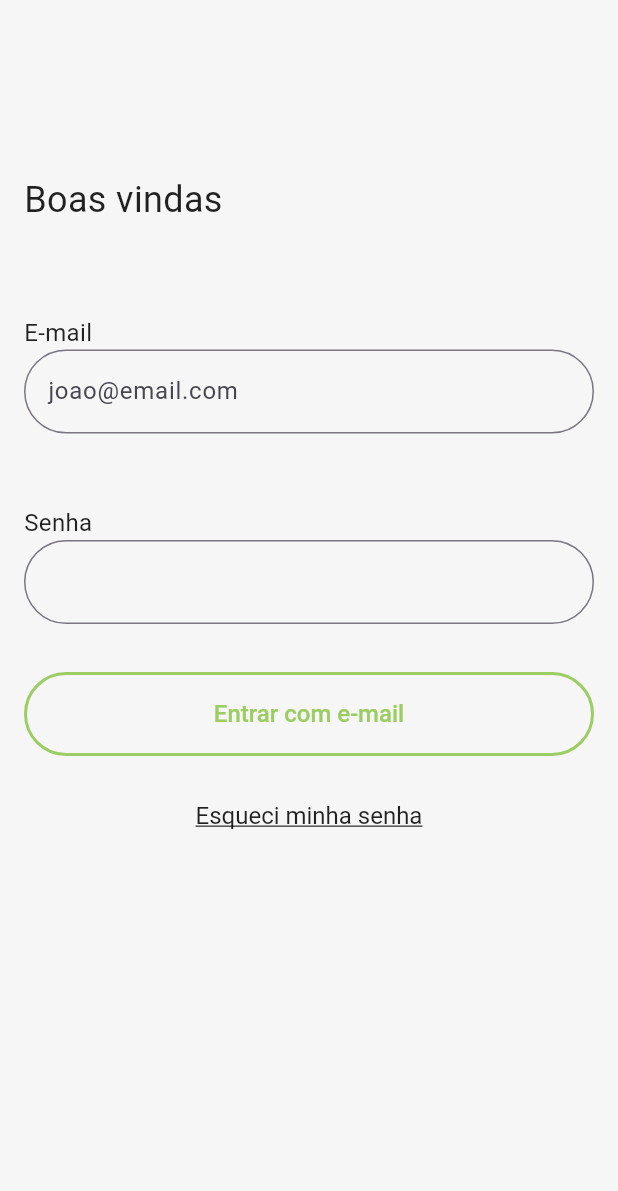
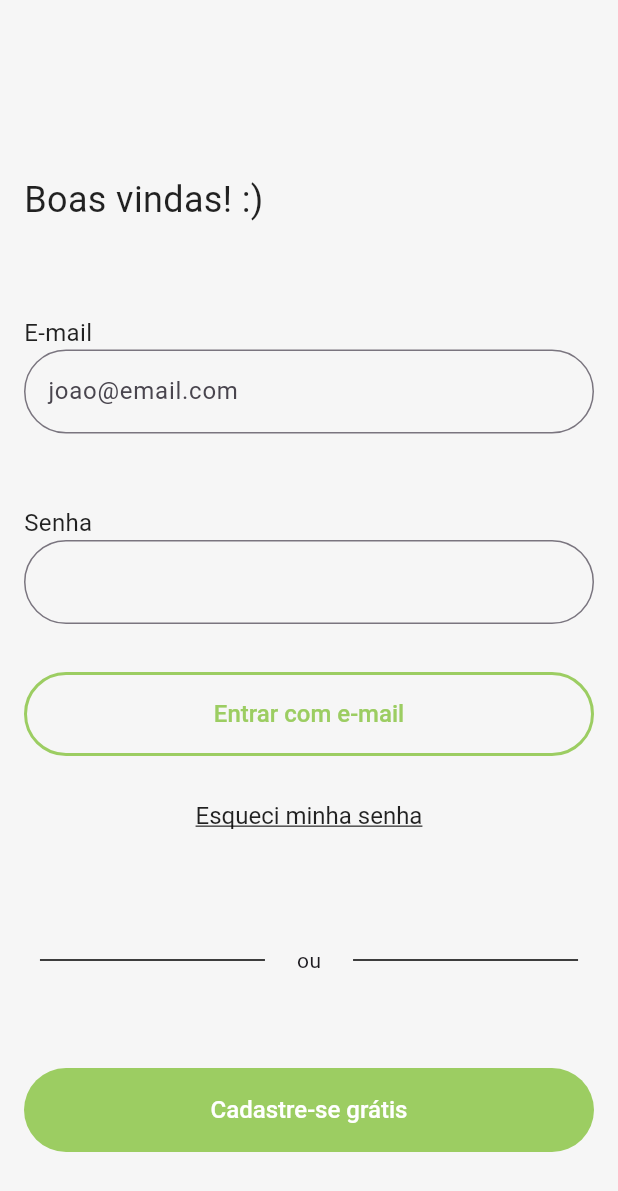
Before and after one commit to jaumzitz/bootz, a Flutter app: the screen it shows after launch, on a phone screen of 412 x 824 dp. Shown: the top 1191 px of the screen. Run offline on Flutter 3.47's test engine with Material 3 defaults, Android fonts, the phone set to English and light mode, and no system bars.

Commit message:
layout: loginScreen elements finished

```diff
--- a/lib/main.dart
+++ b/lib/main.dart
@@ -1,11 +1,7 @@
 import 'dart:ui';
 
-import 'package:flutter/cupertino.dart';
+import 'package:bootz_test/screens/LoginPageScreen.dart';
 import 'package:flutter/material.dart';
-import 'package:flutter/painting.dart';
-import 'package:flutter/rendering.dart';
-import 'package:flutter/services.dart';
-import 'package:flutter/widgets.dart';
 
 void main() {
   runApp(const MyApp());
@@ -42,115 +38,3 @@ class MyApp extends StatelessWidget {
     );
   }
 }
-
-class LoginPage extends StatelessWidget {
-  const LoginPage({super.key});
-
-  @override
-  Widget build(BuildContext context) {
-    return Scaffold(
-      resizeToAvoidBottomInset: false,
-      body: Container(
-        height: 800,
-        color: const Color(0xFFF6F6F6),
-        child: Form(
-          child: Padding(
-            padding: const EdgeInsets.all(16.0),
-            child: Column(
-              crossAxisAlignment: CrossAxisAlignment.start,
-              children: [
-                const SizedBox(height: 100),
-                const Text(
-                  'Boas vindas',
-                  style: TextStyle(
-                      fontSize: 24,
-                      color: Colors.black87,
-                      decoration: TextDecoration.none),
-                ),
-                const SizedBox(
-                  height: 60,
-                ),
-                const Text(
-                  'E-mail',
-                  style: TextStyle(
-                      fontSize: 16,
-                      color: Colors.black87,
-                      decoration: TextDecoration.none),
-                ),
-                const TextField(
-                    decoration: InputDecoration(
-                  border: OutlineInputBorder(
-                      borderRadius: BorderRadius.all(Radius.circular(100)),
-                      borderSide:
-                          BorderSide(width: 2, style: BorderStyle.none)),
-                  focusedBorder: OutlineInputBorder(
-                      borderRadius: BorderRadius.all(Radius.circular(100)),
-                      borderSide:
-                          BorderSide(width: 2, color: Color(0xFF9CCD62))),
-                  hintText: 'joao@email.com',
-                )),
-                const SizedBox(height: 48),
-                const Text(
-                  'Senha',
-                  style: TextStyle(
-                      fontSize: 16,
-                      color: Colors.black87,
-                      decoration: TextDecoration.none),
-                ),
-                const TextField(
-                  obscureText: true,
-                    enableSuggestions: false,
-                    autocorrect: false,
-                    decoration: InputDecoration(
-                        border: OutlineInputBorder(
-                            borderRadius:
-                                BorderRadius.all(Radius.circular(100)),
-                            borderSide:
-                                BorderSide(width: 2, style: BorderStyle.none)),
-                        focusedBorder: OutlineInputBorder(
-                            borderRadius:
-                                BorderRadius.all(Radius.circular(100)),
-                            borderSide: BorderSide(
-                                width: 2, color: Color(0xFF9CCD62))))),
-                const SizedBox(
-                  height: 32,
-                ),
-                OutlinedButton(
-                    onPressed: () {
-                      print('Apertou em entrar');
-                    },
-                    style: const ButtonStyle(
-
-                      fixedSize: MaterialStatePropertyAll(Size(400, 56)),
-                      textStyle: MaterialStatePropertyAll(
-                          TextStyle(fontSize: 16, fontWeight: FontWeight.w500)),
-                      backgroundColor:
-                          MaterialStatePropertyAll(Color(0xFFF6F6F6)),
-                      foregroundColor:
-                          MaterialStatePropertyAll(Color(0xFF9CCD62)),
-                      overlayColor: MaterialStatePropertyAll(Colors.black87),
-                      side: MaterialStatePropertyAll(
-                          BorderSide(color: Color(0xFF9CCD62), width: 2)),
-                    ),
-                    child: const Text('Entrar com e-mail')),
-                const SizedBox(height: 16),
-                Center(
-                    child: TextButton(
-                  onPressed: () {
-                    print('Apertou esqueceu a senha');
-                  },
-                  style: const ButtonStyle(
-                    foregroundColor: MaterialStatePropertyAll(Colors.black87),
-                    textStyle: MaterialStatePropertyAll(TextStyle(
-                        fontSize: 16, decoration: TextDecoration.underline)),
-                  ),
-                  child: const Text('Esqueci minha senha'),
-                ))
-              ],
-            ),
-          ),
-        ),
-      ),
-    );
-  }
-}
--- /dev/null
+++ b/lib/screens/LoginPageScreen.dart
@@ -0,0 +1,152 @@
+import 'package:flutter/cupertino.dart';
+import 'package:flutter/material.dart';
+
+class LoginPage extends StatelessWidget {
+  const LoginPage({super.key});
+
+  @override
+  Widget build(BuildContext context) {
+    return Scaffold(
+      resizeToAvoidBottomInset: false,
+      body: Container(
+        height: 1000,
+        color: const Color(0xFFF6F6F6),
+        child: Form(
+          child: Padding(
+            padding: const EdgeInsets.all(16.0),
+            child: Column(
+              crossAxisAlignment: CrossAxisAlignment.start,
+              children: [
+                const SizedBox(height: 100),
+                const Text(
+                  'Boas vindas! :)',
+                  style: TextStyle(
+                      fontSize: 24,
+                      color: Colors.black87,
+                      decoration: TextDecoration.none),
+                ),
+                const SizedBox(
+                  height: 60,
+                ),
+                const Text(
+                  'E-mail',
+                  style: TextStyle(
+                      fontSize: 16,
+                      color: Colors.black87,
+                      decoration: TextDecoration.none),
+                ),
+                const TextField(
+                    decoration: InputDecoration(
+                  border: OutlineInputBorder(
+                      borderRadius: BorderRadius.all(Radius.circular(100)),
+                      borderSide:
+                          BorderSide(width: 2, style: BorderStyle.none)),
+                  focusedBorder: OutlineInputBorder(
+                      borderRadius: BorderRadius.all(Radius.circular(100)),
+                      borderSide:
+                          BorderSide(width: 2, color: Color(0xFF9CCD62))),
+                  hintText: 'joao@email.com',
+                )),
+                const SizedBox(height: 48),
+                const Text(
+                  'Senha',
+                  style: TextStyle(
+                      fontSize: 16,
+                      color: Colors.black87,
+                      decoration: TextDecoration.none),
+                ),
+                const TextField(
+                    obscureText: true,
+                    enableSuggestions: false,
+                    autocorrect: false,
+                    decoration: InputDecoration(
+                        border: OutlineInputBorder(
+                            borderRadius:
+                                BorderRadius.all(Radius.circular(100)),
+                            borderSide:
+                                BorderSide(width: 2, style: BorderStyle.none)),
+                        focusedBorder: OutlineInputBorder(
+                            borderRadius:
+                                BorderRadius.all(Radius.circular(100)),
+                            borderSide: BorderSide(
+                                width: 2, color: Color(0xFF9CCD62))))),
+                const SizedBox(
+                  height: 32,
+                ),
+                OutlinedButton(
+                    onPressed: () {
+                      print('Apertou em entrar');
+                    },
+                    style: const ButtonStyle(
+                      fixedSize: MaterialStatePropertyAll(Size(400, 56)),
+                      textStyle: MaterialStatePropertyAll(
+                          TextStyle(fontSize: 16, fontWeight: FontWeight.w500)),
+                      backgroundColor:
+                          MaterialStatePropertyAll(Color(0xFFF6F6F6)),
+                      foregroundColor:
+                          MaterialStatePropertyAll(Color(0xFF9CCD62)),
+                      overlayColor: MaterialStatePropertyAll(Color(0xFF9CCD62)),
+                      side: MaterialStatePropertyAll(
+                          BorderSide(color: Color(0xFF9CCD62), width: 2)),
+                    ),
+                    child: const Text('Entrar com e-mail')),
+                const SizedBox(height: 16),
+                Center(
+                    child: TextButton(
+                  onPressed: () {
+                    print('Apertou esqueceu a senha');
+                  },
+                  style: const ButtonStyle(
+                    foregroundColor: MaterialStatePropertyAll(Colors.black87),
+                    overlayColor: MaterialStatePropertyAll(Color(0xFFD2F3AF)),
+                    textStyle: MaterialStatePropertyAll(TextStyle(
+                        fontSize: 16, decoration: TextDecoration.underline)),
+                  ),
+                  child: const Text('Esqueci minha senha'),
+                )),
+                const Expanded(
+                  child: Row(
+                    mainAxisAlignment: MainAxisAlignment.spaceAround,
+                    children: [
+                      SizedBox(
+                        width: 150,
+                        child: Divider(
+                          color: Colors.black,
+                        ),
+                      ),
+                      Text('ou'),
+                      SizedBox(
+                        width: 150,
+                        child: Divider(
+                          color: Colors.black,
+                        ),
+                      )
+                    ],
+                  ),
+                ),
+                const Padding(
+                  padding: EdgeInsets.only(bottom: 40.0),
+                  child: ElevatedButton(
+                    onPressed: null,
+                    style: ButtonStyle(
+                        fixedSize: MaterialStatePropertyAll(Size(400, 56)),
+                        textStyle: MaterialStatePropertyAll(
+                            TextStyle(fontSize: 16, fontWeight: FontWeight.w500)),
+                        backgroundColor:
+                            MaterialStatePropertyAll(Color(0xFF9CCD62)),
+                        overlayColor:
+                            MaterialStatePropertyAll(Color(0xFF5F8E29))),
+                    child: Text(
+                      'Cadastre-se grátis',
+                      style: TextStyle(color: Colors.white),
+                    ),
+                  ),
+                )
+              ],
+            ),
+          ),
+        ),
+      ),
+    );
+  }
+}
```
